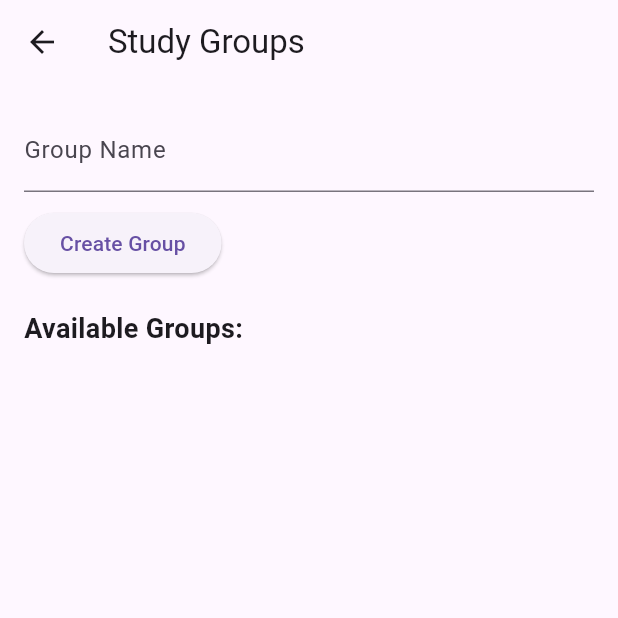
After one commit to Shanza99/Campus-Assistant-App, a Flutter app: the StudyGroups screen opened directly, after a tap on "Create Group", on a phone screen of 412 x 824 dp, the top half of it. The commit adds this screen. Run offline on Flutter 3.47's test engine with Material 3 defaults, Android fonts, the phone set to English and light mode, and no system bars; our stand-ins replace cloud_firestore, firebase_auth, firebase_core, firebase_messaging, flutter_local_notifications, sqflite; accounts and stored records are empty.

Commit message:
Study Group Finder

```diff
--- a/campus/lib/main.dart
+++ b/campus/lib/main.dart
@@ -5,6 +5,7 @@ import 'firebase_options.dart'; // Ensure this path is correct
 import 'class_schdule.dart'; // Import the Class Schedule screen
 import 'event.dart'; // Import the Event Notifications screen
 import 'assignment.dart'; // Import the Assignment screen
+import 'study.dart';
 void main() async {
   WidgetsFlutterBinding.ensureInitialized();
   await Firebase.initializeApp(options: DefaultFirebaseOptions.currentPlatform);
--- /dev/null
+++ b/campus/lib/study.dart
@@ -0,0 +1,123 @@
+import 'package:cloud_firestore/cloud_firestore.dart';
+import 'package:flutter/material.dart';
+
+class StudyGroups extends StatefulWidget {
+  @override
+  _StudyGroupsState createState() => _StudyGroupsState();
+}
+
+class _StudyGroupsState extends State<StudyGroups> {
+  final TextEditingController _groupNameController = TextEditingController();
+  final FirebaseFirestore _firestore = FirebaseFirestore.instance;
+  final String _currentUserId = "user123"; // Replace with actual user ID from authentication
+
+  void _createGroup(String groupName) async {
+    if (groupName.isNotEmpty) {
+      await _firestore.collection('study_groups').add({
+        'name': groupName,
+        'members': [_currentUserId],
+        'createdBy': _currentUserId,
+      });
+      _groupNameController.clear();
+      setState(() {});
+    }
+  }
+
+  void _joinGroup(String groupId) async {
+    final groupRef = _firestore.collection('study_groups').doc(groupId);
+    final groupData = await groupRef.get();
+
+    if (groupData.exists) {
+      List members = groupData['members'];
+      if (!members.contains(_currentUserId)) {
+        members.add(_currentUserId);
+        await groupRef.update({'members': members});
+        setState(() {});
+      }
+    }
+  }
+
+  void _leaveGroup(String groupId) async {
+    final groupRef = _firestore.collection('study_groups').doc(groupId);
+    final groupData = await groupRef.get();
+
+    if (groupData.exists) {
+      List members = groupData['members'];
+      if (members.contains(_currentUserId)) {
+        members.remove(_currentUserId);
+        await groupRef.update({'members': members});
+        setState(() {});
+      }
+    }
+  }
+
+  @override
+  Widget build(BuildContext context) {
+    return Scaffold(
+      appBar: AppBar(
+        title: Text("Study Groups"),
+      ),
+      body: Padding(
+        padding: const EdgeInsets.all(16.0),
+        child: Column(
+          crossAxisAlignment: CrossAxisAlignment.start,
+          children: [
+            TextField(
+              controller: _groupNameController,
+              decoration: InputDecoration(labelText: "Group Name"),
+            ),
+            SizedBox(height: 10),
+            ElevatedButton(
+              onPressed: () => _createGroup(_groupNameController.text),
+              child: Text("Create Group"),
+            ),
+            SizedBox(height: 20),
+            Text(
+              "Available Groups:",
+              style: TextStyle(fontSize: 18, fontWeight: FontWeight.bold),
+            ),
+            Expanded(
+              child: StreamBuilder<QuerySnapshot>(
+                stream: _firestore.collection('study_groups').snapshots(),
+                builder: (context, snapshot) {
+                  if (!snapshot.hasData) {
+                    return Center(child: CircularProgressIndicator());
+                  }
+
+                  final groups = snapshot.data!.docs;
+
+                  return ListView.builder(
+                    itemCount: groups.length,
+                    itemBuilder: (context, index) {
+                      final group = groups[index];
+                      final groupId = group.id;
+                      final groupName = group['name'];
+                      final members = group['members'] as List;
+                      final isMember = members.contains(_currentUserId);
+
+                      return Card(
+                        child: ListTile(
+                          title: Text(groupName),
+                          subtitle: Text("Members: ${members.length}"),
+                          trailing: isMember
+                              ? ElevatedButton(
+                                  onPressed: () => _leaveGroup(groupId),
+                                  child: Text("Leave"),
+                                )
+                              : ElevatedButton(
+                                  onPressed: () => _joinGroup(groupId),
+                                  child: Text("Join"),
+                                ),
+                        ),
+                      );
+                    },
+                  );
+                },
+              ),
+            ),
+          ],
+        ),
+      ),
+    );
+  }
+}
```
